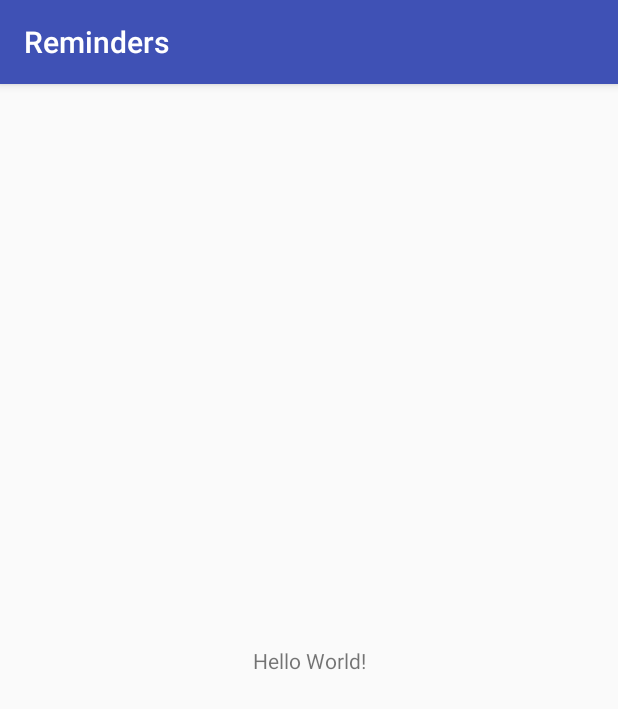
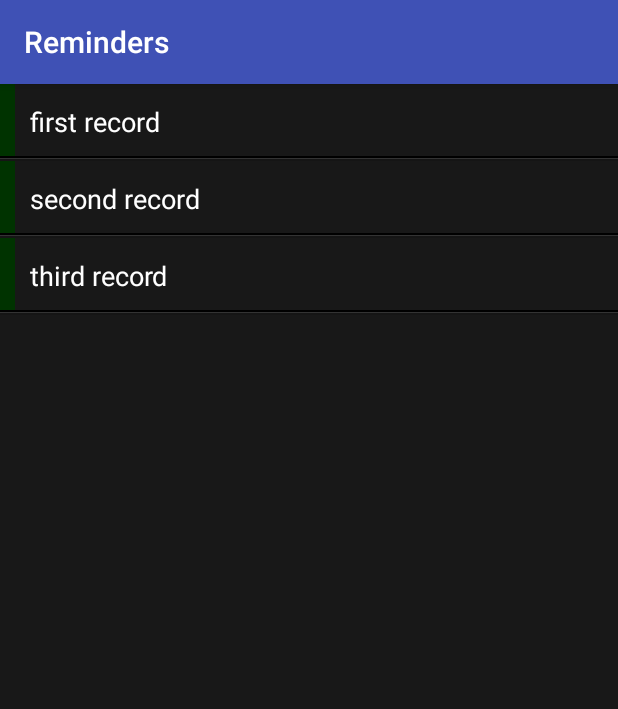
Before and after one commit to ecustcl/Reminders, an Android app: the screen it shows after launch (RemindersActivity), on a phone screen of 412 x 824 dp. Shown: the top 709 px of the screen. Run offline under Robolectric (Android 15) with nearby library versions, the light colour scheme and no system bars.

Commit message:
Changes for reminders row.

```diff
--- a/app/src/main/java/com/apress/gerber/reminders/RemindersActivity.java
+++ b/app/src/main/java/com/apress/gerber/reminders/RemindersActivity.java
@@ -2,12 +2,31 @@ package com.apress.gerber.reminders;
 
 import android.support.v7.app.AppCompatActivity;
 import android.os.Bundle;
+import android.widget.ArrayAdapter;
+import android.widget.ListView;
 
 public class RemindersActivity extends AppCompatActivity {
+
+    private ListView mListView;
 
     @Override
     protected void onCreate(Bundle savedInstanceState) {
         super.onCreate(savedInstanceState);
         setContentView(R.layout.activity_reminders);
+
+        mListView = (ListView) findViewById(R.id.reminders_list_view);
+        //The arrayAdatper is the controller in our
+        //model-view-controller relationship. (controller)
+        ArrayAdapter<String> arrayAdapter = new ArrayAdapter<String>(
+            //context
+            this,
+            //layout (view)
+            R.layout.reminders_row,
+            //row (view)
+            R.id.row_text,
+            //data (model) with bogus data to test our listview
+            new String[]{"first record", "second record", "third record"});
+        mListView.setAdapter(arrayAdapter);
+
     }
 }
--- a/app/src/main/res/layout/activity_reminders.xml
+++ b/app/src/main/res/layout/activity_reminders.xml
@@ -4,15 +4,14 @@
     xmlns:tools="http://schemas.android.com/tools"
     android:layout_width="match_parent"
     android:layout_height="match_parent"
+    android:background="@color/dark_grey"
     tools:context=".RemindersActivity">
 
-    <TextView
-        android:layout_width="wrap_content"
-        android:layout_height="wrap_content"
-        android:text="Hello World!"
-        app:layout_constraintBottom_toBottomOf="parent"
-        app:layout_constraintLeft_toLeftOf="parent"
-        app:layout_constraintRight_toRightOf="parent"
-        app:layout_constraintTop_toTopOf="parent" />
-
+    <ListView
+        android:id="@+id/reminders_list_view"
+        android:layout_width="0dp"
+        android:layout_height="495dp"
+        tools:layout_editor_absoluteX="8dp"
+        tools:layout_editor_absoluteY="8dp"
+        tools:listitem="@layout/reminders_row"/>
 </android.support.constraint.ConstraintLayout>
--- /dev/null
+++ b/app/src/main/res/layout/reminders_row.xml
@@ -0,0 +1,45 @@
+<?xml version="1.0" encoding="utf-8"?>
+<LinearLayout xmlns:android="http://schemas.android.com/apk/res/android"
+    android:layout_width="match_parent"
+    android:layout_height="50dp"
+    android:background="@color/dark_grey"
+    android:orientation="vertical">
+
+    <LinearLayout
+        android:layout_width="match_parent"
+        android:layout_height="48dp"
+        android:orientation="horizontal">
+
+    <View
+        android:id="@+id/row_tab"
+        class="android.view.View"
+        android:layout_width="10dp"
+        android:layout_height="match_parent"
+        android:background="@color/green" />
+
+    <TextView
+        android:layout_width="match_parent"
+        android:layout_height="50dp"
+        android:text="Reminder Text"
+        android:id="@+id/row_text"
+        android:textColor="@color/white"
+        android:textSize="18sp"
+        android:gravity="center_vertical"
+        android:padding="10dp"
+        android:ellipsize="end"
+        android:maxLines="1" />
+
+    </LinearLayout>
+
+    <view
+        class="android.view.View"
+        android:layout_width="fill_parent"
+        android:layout_height="1dp"
+        android:background="#000"/>
+    <view
+        class="android.view.View"
+        android:layout_width="fill_parent"
+        android:layout_height="1dp"
+        android:background="#333"/>
+
+</LinearLayout>
--- a/app/src/main/res/values/colors.xml
+++ b/app/src/main/res/values/colors.xml
@@ -3,4 +3,7 @@
     <color name="colorPrimary">#3F51B5</color>
     <color name="colorPrimaryDark">#303F9F</color>
     <color name="colorAccent">#FF4081</color>
+    <color name="dark_grey">#181818</color>
+    <color name="green">#003300</color>
+    <color name="white">#ffffff</color>
 </resources>
```
